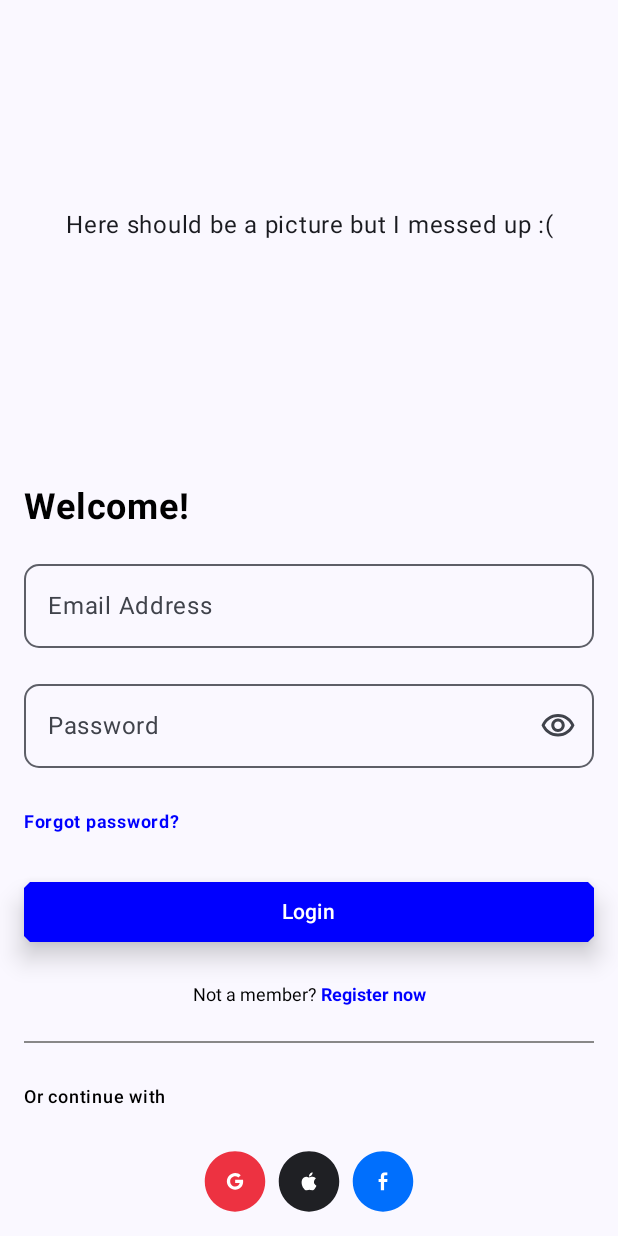
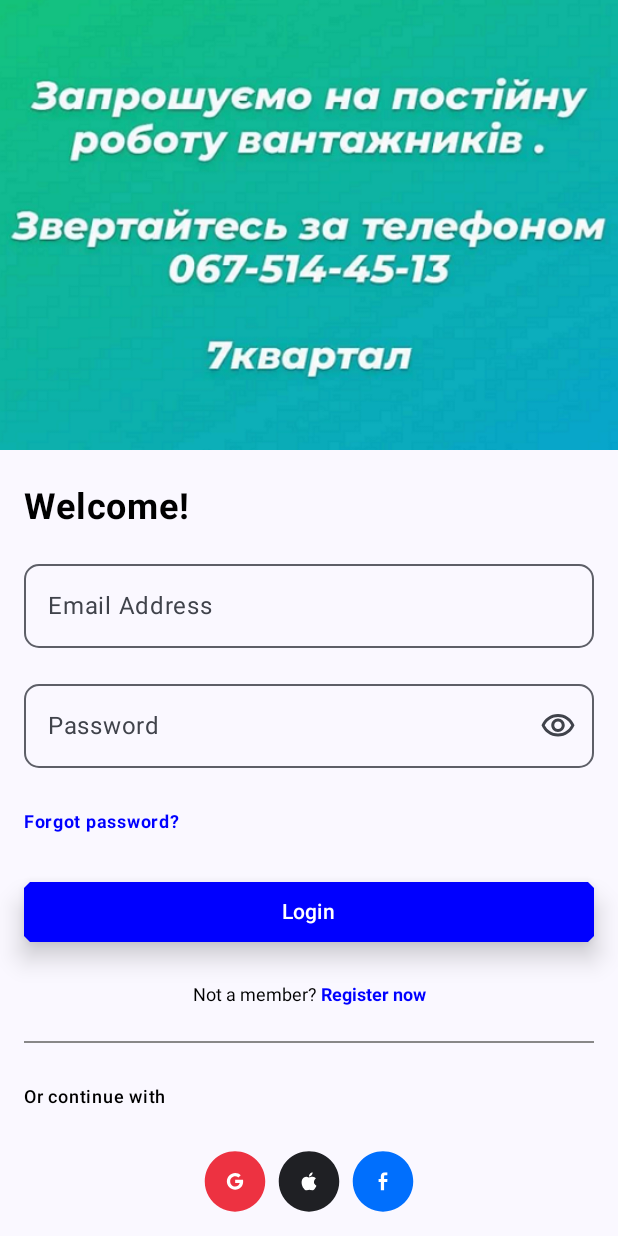
Before and after one commit to igel911/GoodbyeViews, an Android app built with Jetpack Compose: the screen it shows after launch (MainActivity), on a phone screen of 412 x 824 dp. Run offline under Robolectric (Android 15) with nearby library versions, the phone set to English and light mode, and no system bars.

Commit message:
Added a picture to the login screen

```diff
--- a/app/src/main/java/com/example/goodbyeviews/ui/screens/LoginScreen.kt
+++ b/app/src/main/java/com/example/goodbyeviews/ui/screens/LoginScreen.kt
@@ -1,5 +1,6 @@
 package com.example.goodbyeviews.ui.screens
 
+import androidx.compose.foundation.Image
 import androidx.compose.foundation.layout.Box
 import androidx.compose.foundation.layout.Column
 import androidx.compose.foundation.layout.fillMaxSize
@@ -7,13 +8,13 @@ import androidx.compose.foundation.layout.fillMaxWidth
 import androidx.compose.foundation.layout.height
 import androidx.compose.foundation.rememberScrollState
 import androidx.compose.foundation.verticalScroll
-import androidx.compose.material3.Text
 import androidx.compose.runtime.Composable
-import androidx.compose.ui.Alignment
 import androidx.compose.ui.Modifier
-import androidx.compose.ui.text.style.TextAlign
+import androidx.compose.ui.layout.ContentScale
+import androidx.compose.ui.res.painterResource
 import androidx.compose.ui.tooling.preview.Preview
 import androidx.compose.ui.unit.dp
+import com.example.goodbyeviews.R
 import com.example.goodbyeviews.ui.theme.GoodbyeViewsTheme
 import com.example.goodbyeviews.ui.views.LoginOptions
 
@@ -31,10 +32,11 @@ fun LoginScreen(
                 .fillMaxWidth()
                 .height(300.dp)
         ) {
-            Text(
-                modifier = Modifier.align(Alignment.Center),
-                textAlign = TextAlign.Center,
-                text = "Here should be a picture but I messed up :("
+            Image(
+                painterResource(R.drawable.real_work),
+                contentDescription = "",
+                contentScale = ContentScale.Crop,
+                modifier = Modifier.fillMaxSize()
             )
         }
         LoginOptions(navigateForward)
```
Also changed, not shown: app/src/main/res/drawable-nodpi/real_work.png (added).
